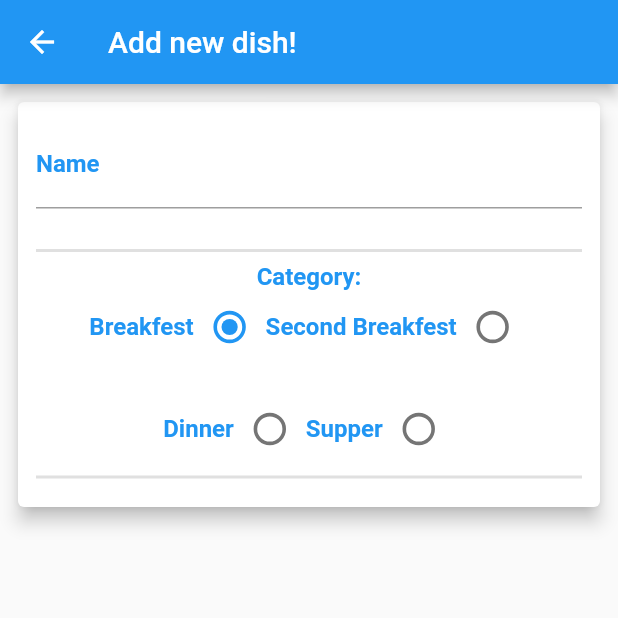
After one commit to TomekLesniak/EasyDietApp, a Flutter app: the AddDishScreen screen opened by its route, on a phone screen of 412 x 824 dp, the top half of it. The commit adds this screen. Run offline on Flutter 3.47's test engine with Material 2 defaults, Android fonts, the phone set to English and light mode, and no system bars.

Commit message:
New dish form

```diff
--- a/lib/main.dart
+++ b/lib/main.dart
@@ -1,12 +1,12 @@
-import 'package:EasyDietApp/models/dish.dart';
 import 'package:EasyDietApp/providers/dishes.dart';
-import 'package:EasyDietApp/screens/category_screen.dart';
-import 'package:EasyDietApp/screens/detail_screen.dart';
 import 'package:flutter/material.dart';
 import 'package:provider/provider.dart';
 
 // screens
 import 'screens/home_screen.dart';
+import 'screens/add_dish_screen.dart';
+import 'screens/detail_screen.dart';
+import 'screens/category_screen.dart';
 
 void main() {
   runApp(MyApp());
@@ -32,6 +32,7 @@ class MyApp extends StatelessWidget {
         routes: {
           CategoryScreen.routeName: (ctx) => CategoryScreen(),
           DetailScreen.routeName: (ctx) => DetailScreen(),
+          AddDishScreen.routeName: (ctx) => AddDishScreen(),
         },
       ),
     );
--- /dev/null
+++ b/lib/screens/add_dish_screen.dart
@@ -0,0 +1,88 @@
+import 'package:EasyDietApp/models/meal_category.dart';
+import 'package:EasyDietApp/widgets/form_radio.dart';
+import 'package:flutter/material.dart';
+
+class AddDishScreen extends StatefulWidget {
+  static const routeName = '/add-dish-screen';
+
+  @override
+  _AddDishScreenState createState() => _AddDishScreenState();
+}
+
+class _AddDishScreenState extends State<AddDishScreen> {
+  final _formKey = GlobalKey<FormState>();
+  var _radioValue = MealCategory.breakfast;
+
+  void _handleRadioValueChange(MealCategory value) {
+    setState(() {
+      _radioValue = value;
+    });
+    print(_radioValue);
+  }
+
+  Widget formText(BuildContext context, String text) {
+    return Text(text, style: Theme.of(context).textTheme.headline6);
+  }
+
+  @override
+  Widget build(BuildContext context) {
+    return Scaffold(
+        appBar: AppBar(
+          title: Text('Add new dish!'),
+        ),
+        body: SingleChildScrollView(
+          child: Center(
+            child: Card(
+              elevation: 5,
+              margin: EdgeInsets.all(12),
+              child: Padding(
+                padding: EdgeInsets.all(12),
+                child: Form(
+                  key: _formKey,
+                  child: Column(
+                    children: [
+                      TextFormField(
+                        decoration: InputDecoration(
+                            labelText: 'Name',
+                            labelStyle: Theme.of(context).textTheme.headline6),
+                      ),
+                      SizedBox(
+                        height: 20,
+                      ),
+                      Divider(thickness: 2,),
+                      formText(context, 'Category:'),
+                      Row(
+                        mainAxisAlignment: MainAxisAlignment.center,
+                        children: [
+                          formText(context, 'Breakfest'),
+                          FormRadio(MealCategory.breakfast, _radioValue,
+                              _handleRadioValueChange),
+                          formText(context, 'Second Breakfest'),
+                          FormRadio(MealCategory.secondBreakfest, _radioValue,
+                              _handleRadioValueChange),
+                        ],
+                      ),
+                      SizedBox(
+                        height: 20,
+                      ),
+                      Row(
+                        mainAxisAlignment: MainAxisAlignment.center,
+                        children: [
+                          formText(context, 'Dinner'),
+                          FormRadio(MealCategory.dinner, _radioValue,
+                              _handleRadioValueChange),
+                          formText(context, 'Supper'),
+                          FormRadio(MealCategory.supper, _radioValue,
+                              _handleRadioValueChange),
+                        ],
+                      ),
+                      Divider(thickness: 2,),
+                    ],
+                  ),
+                ),
+              ),
+            ),
+          ),
+        ));
+  }
+}
--- a/lib/screens/home_screen.dart
+++ b/lib/screens/home_screen.dart
@@ -1,5 +1,6 @@
 import 'package:flutter/material.dart';
 
+import '../screens/add_dish_screen.dart';
 import '../widgets/category_item.dart';
 
 class HomeScreen extends StatelessWidget {
@@ -25,6 +26,10 @@ class HomeScreen extends StatelessWidget {
             ),
           ),
         ),
-    );
+        floatingActionButton: FloatingActionButton(
+          backgroundColor: Theme.of(context).primaryColor,
+          onPressed: () => Navigator.of(context).pushNamed(AddDishScreen.routeName),
+          child: Icon(Icons.add, color: Theme.of(context).accentColor,),
+        ));
   }
 }
--- /dev/null
+++ b/lib/widgets/form_radio.dart
@@ -0,0 +1,23 @@
+import 'package:EasyDietApp/models/meal_category.dart';
+import 'package:flutter/material.dart';
+
+class FormRadio extends StatelessWidget {
+  final MealCategory radioValue;
+  final MealCategory groupValue;
+  final Function handleRadioValueChange;
+
+  FormRadio(this.radioValue, this.groupValue, this.handleRadioValueChange);
+
+  @override
+  Widget build(BuildContext context) {
+    return Transform.scale(
+      scale: 1.2,
+      child: Radio(
+        value: radioValue,
+        groupValue: groupValue,
+        onChanged: handleRadioValueChange,
+        activeColor: Theme.of(context).primaryColor,
+      ),
+    );
+  }
+}
```
Lines whose indentation alone changed are shown as unchanged.
